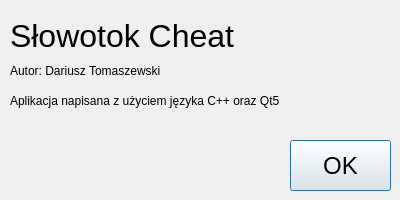
Qt form UI/about.ui (SilveRousePL/Slowotok_Cheat_Cpp) before a commit.
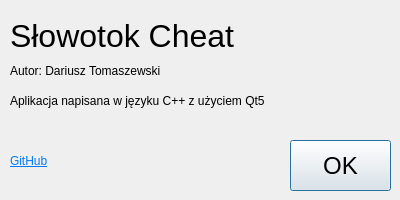
The same form after that commit.

```diff
--- a/UI/about.ui
+++ b/UI/about.ui
@@ -99,7 +99,7 @@
     </rect>
    </property>
    <property name="text">
-    <string>Aplikacja napisana z użyciem języka C++ oraz Qt5</string>
+    <string>Aplikacja napisana w języku C++ z użyciem Qt5</string>
    </property>
   </widget>
   <widget class="QLabel" name="supr">
@@ -115,6 +115,25 @@
     <string>Hehe, Easter Egg! xD</string>
    </property>
   </widget>
+  <widget class="QLabel" name="github">
+   <property name="geometry">
+    <rect>
+     <x>10</x>
+     <y>150</y>
+     <width>51</width>
+     <height>22</height>
+    </rect>
+   </property>
+   <property name="text">
+    <string>&lt;html&gt;&lt;head/&gt;&lt;body&gt;&lt;p&gt;&lt;a href=&quot;https://github.com/SilveRousePL&quot;&gt;&lt;span style=&quot; text-decoration: underline; color:#007af4;&quot;&gt;GitHub&lt;/span&gt;&lt;/a&gt;&lt;/p&gt;&lt;/body&gt;&lt;/html&gt;</string>
+   </property>
+   <property name="textFormat">
+    <enum>Qt::RichText</enum>
+   </property>
+   <property name="openExternalLinks">
+    <bool>true</bool>
+   </property>
+  </widget>
  </widget>
  <resources/>
  <connections/>
```
